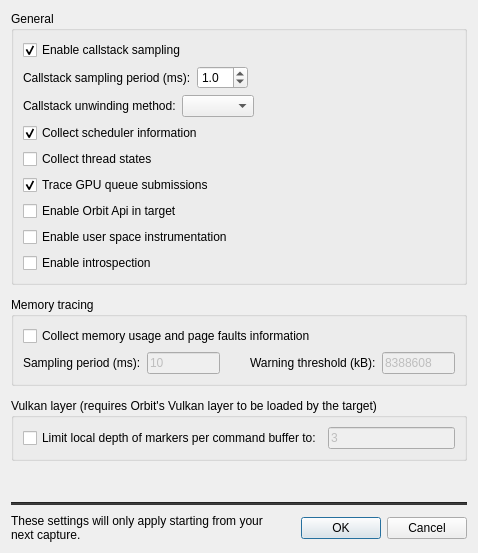
The window that src/OrbitQt/CaptureOptionsDialog.ui (google/orbit) describes before a commit, drawn with Qt 5.
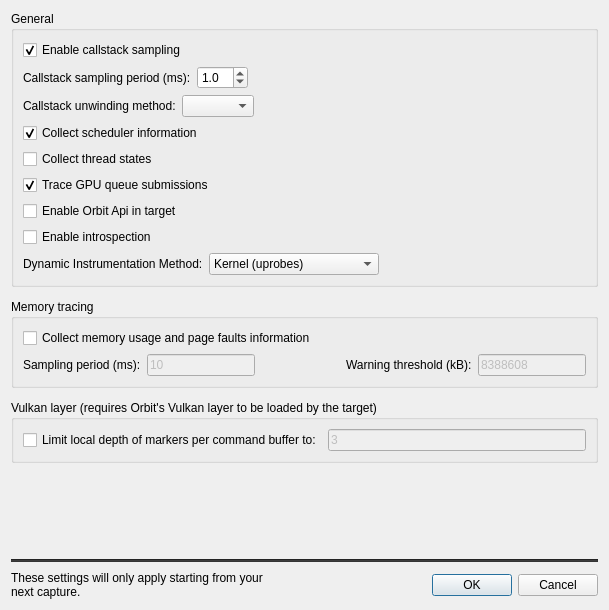
The same window after the commit.

Commit message:
Change UI for enableing user space instrumentation.
Previously this was a checkbox "Enable user space instrumention".
Now it is a combo box labeled "Dynamic instrumentation method" with the two
methods "Kernel (uprobes)" and "Orbit". The tooltip reads:
"Method 'Orbit' has lower overhead but is currently still experimental."

The combo box is only visible in devmode.

The edit to the form file:
```diff
--- a/src/OrbitQt/CaptureOptionsDialog.ui
+++ b/src/OrbitQt/CaptureOptionsDialog.ui
@@ -9,8 +9,8 @@
    <rect>
     <x>0</x>
     <y>0</y>
-    <width>478</width>
-    <height>553</height>
+    <width>609</width>
+    <height>610</height>
    </rect>
   </property>
   <property name="windowTitle">
@@ -165,16 +165,6 @@
           </property>
          </widget>
         </item>
-        <item>
-         <widget class="QCheckBox" name="userspaceCheckBox">
-          <property name="visible">
-           <bool>true</bool>
-          </property>
-          <property name="text">
-           <string>Enable user space instrumentation</string>
-          </property>
-         </widget>
-        </item>
         <item>
          <widget class="QCheckBox" name="introspectionCheckBox">
           <property name="text">
@@ -182,6 +172,67 @@
           </property>
          </widget>
         </item>
+        <item>
+         <widget class="QWidget" name="dynamicInstrumentationMethodWidget" native="true">
+          <property name="toolTip">
+           <string>Method 'Orbit' has lower overhead but is still experimental.</string>
+          </property>
+          <layout class="QHBoxLayout" name="horizontalLayout_3">
+           <property name="leftMargin">
+            <number>0</number>
+           </property>
+           <property name="topMargin">
+            <number>0</number>
+           </property>
+           <property name="rightMargin">
+            <number>0</number>
+           </property>
+           <property name="bottomMargin">
+            <number>0</number>
+           </property>
+           <item>
+            <widget class="QLabel" name="label_2">
+             <property name="text">
+              <string>Dynamic Instrumentation Method:</string>
+             </property>
+            </widget>
+           </item>
+           <item>
+            <widget class="QComboBox" name="dynamicInstrumentationMethodComboBox">
+             <property name="minimumSize">
+              <size>
+               <width>170</width>
+               <height>0</height>
+              </size>
+             </property>
+             <item>
+              <property name="text">
+               <string>Kernel (uprobes)</string>
+              </property>
+             </item>
+             <item>
+              <property name="text">
+               <string>Orbit</string>
+              </property>
+             </item>
+            </widget>
+           </item>
+           <item>
+            <spacer name="horizontalSpacer">
+             <property name="orientation">
+              <enum>Qt::Horizontal</enum>
+             </property>
+             <property name="sizeHint" stdset="0">
+              <size>
+               <width>40</width>
+               <height>20</height>
+              </size>
+             </property>
+            </spacer>
+           </item>
+          </layout>
+         </widget>
+        </item>
        </layout>
       </widget>
      </item>
```
The commit also changes 1 other file.
